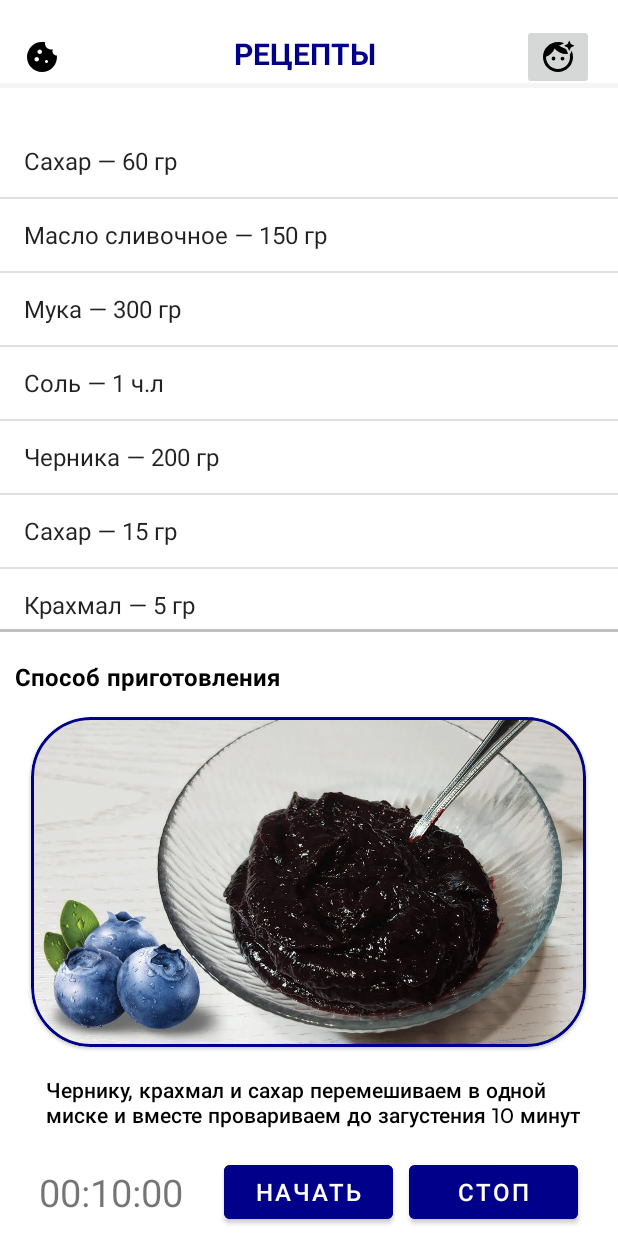
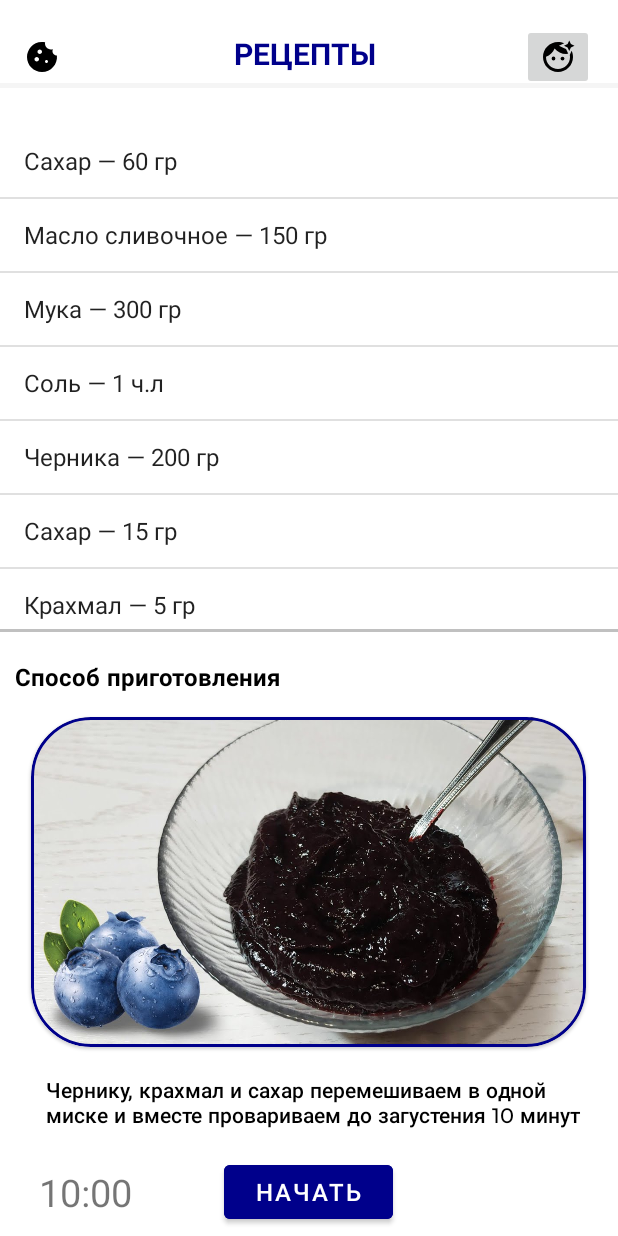
Before and after one commit to nuwandazl/timerCook, an Android app: the fragment BlankFragment placed in its activity, scrolled down 342 dp, on a phone screen of 412 x 824 dp. Run offline under Robolectric (Android 15) with nearby library versions, the phone set to English and light mode, and no system bars.

Commit message:
Добавлен таймер в рецепт черничного пирога, с реализацией во фрагменте.

```diff
--- a/app/src/main/java/com/example/timercook/BlankFragment.java
+++ b/app/src/main/java/com/example/timercook/BlankFragment.java
@@ -6,12 +6,17 @@ import androidx.annotation.NonNull;
 import androidx.annotation.Nullable;
 import androidx.fragment.app.Fragment;
 
+import android.os.CountDownTimer;
 import android.view.LayoutInflater;
 import android.view.View;
 import android.view.ViewGroup;
 import android.widget.ArrayAdapter;
 import android.widget.Button;
 import android.widget.ListView;
+import android.widget.TextView;
+import android.widget.Toast;
+
+import java.util.Locale;
 
 /**
  * A simple {@link Fragment} subclass.
@@ -20,6 +25,17 @@ import android.widget.ListView;
  */
 public class BlankFragment extends Fragment {
     private Button exitexit;
+
+    private static final long START_TIME_IN_MILLIS = 600000;
+    private TextView mTextViewCountDown;
+    private Button mButtonStartPause;
+    private Button mButtonReset;
+
+    private CountDownTimer mCountDownTimer;
+
+    private boolean mTimerRunning;
+
+    private long mTimeLeftInMillis = START_TIME_IN_MILLIS;
     // TODO: Rename parameter arguments, choose names that match
     // the fragment initialization parameters, e.g. ARG_ITEM_NUMBER
     private static final String ARG_PARAM1 = "param1";
@@ -83,5 +99,69 @@ public class BlankFragment extends Fragment {
                 getActivity().getSupportFragmentManager().beginTransaction().replace(R.id.container, fragmentStore.recipesFragment).commit();
             }
         });
+        mTextViewCountDown = getView().findViewById(R.id.countTime);
+        mButtonStartPause = getView().findViewById(R.id.btnStartPause);
+        mButtonReset = getView().findViewById(R.id.btnReset);
+        mButtonStartPause.setOnClickListener(new View.OnClickListener() {
+            @Override
+            public void onClick(View view) {
+                if (mTimerRunning) {
+                    pauseTimer();
+                }else{
+                    startTimer();
+                }
+            }
+        });
+        mButtonReset.setOnClickListener(new View.OnClickListener() {
+            @Override
+            public void onClick(View view) {
+                resetTimer();
+            }
+        });
+        updateCountDownText();
+    }
+    private void startTimer() {
+        mCountDownTimer = new CountDownTimer(mTimeLeftInMillis,1000) {
+            @Override
+            public void onTick(long millisUntilFinished) {
+                mTimeLeftInMillis = millisUntilFinished;
+                updateCountDownText();
+            }
+
+            @Override
+            public void onFinish() {
+                mTimerRunning = false;
+                mButtonStartPause.setText("Старт");
+                mButtonStartPause.setVisibility(View.INVISIBLE);
+                mButtonReset.setVisibility(View.VISIBLE);
+            }
+        }.start();
+
+        mTimerRunning = true;
+        mButtonStartPause.setText("Пауза");
+        mButtonReset.setVisibility(View.INVISIBLE);
+    }
+
+    private void pauseTimer() {
+        mCountDownTimer.cancel();
+        mTimerRunning = false;
+        mButtonStartPause.setText("Старт");
+        mButtonReset.setVisibility(View.VISIBLE);
+    }
+
+    private void  resetTimer() {
+        mTimeLeftInMillis = START_TIME_IN_MILLIS;
+        updateCountDownText();
+        mButtonReset.setVisibility(View.INVISIBLE);
+        mButtonStartPause.setVisibility(View.VISIBLE);
+    }
+
+    private void updateCountDownText() {
+        int minutes = (int) (mTimeLeftInMillis / 1000) / 60;
+        int seconds = (int) (mTimeLeftInMillis / 1000) % 60;
+
+        String timeLeftFormatted = String.format(Locale.getDefault(),"%02d:%02d", minutes,seconds);
+
+        mTextViewCountDown.setText(timeLeftFormatted);
     }
 }
--- a/app/src/main/res/layout/fragment_blank.xml
+++ b/app/src/main/res/layout/fragment_blank.xml
@@ -140,11 +140,11 @@
                     android:layout_height="wrap_content"
                     android:layout_gravity="center"
                     android:layout_marginTop="0dp"
-                    android:text="00:10:00"
+                    android:text="10:00"
                     android:textSize="25dp" />
 
                 <Button
-                    android:id="@+id/btnStart"
+                    android:id="@+id/btnStartPause"
                     android:layout_width="0dp"
                     android:layout_margin="5dp"
                     android:layout_weight="1"
@@ -155,15 +155,17 @@
                     android:textSize="16sp" />
 
                 <Button
-                    android:id="@+id/btnStop"
+                    android:id="@+id/btnReset"
                     android:layout_width="0dp"
                     android:layout_weight="1"
                     android:layout_margin="5dp"
                     android:layout_height="wrap_content"
                     android:layout_gravity="center"
                     android:backgroundTint="#00008b"
-                    android:text="Стоп"
-                    android:textSize="16sp" />
+                    android:text="Сброс"
+                    android:textSize="16sp"
+                    android:visibility="invisible"
+                    tools:visibility="visible"/>
             </LinearLayout>
         </LinearLayout>
     </ScrollView>
```
